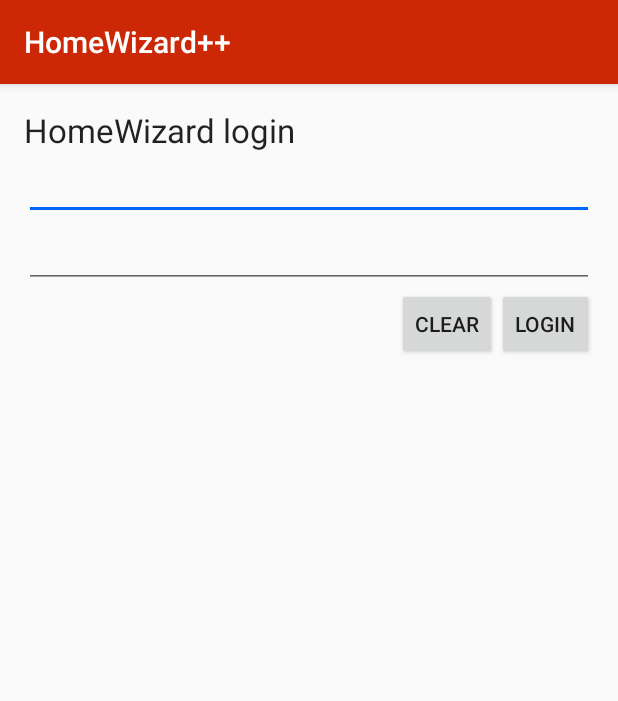
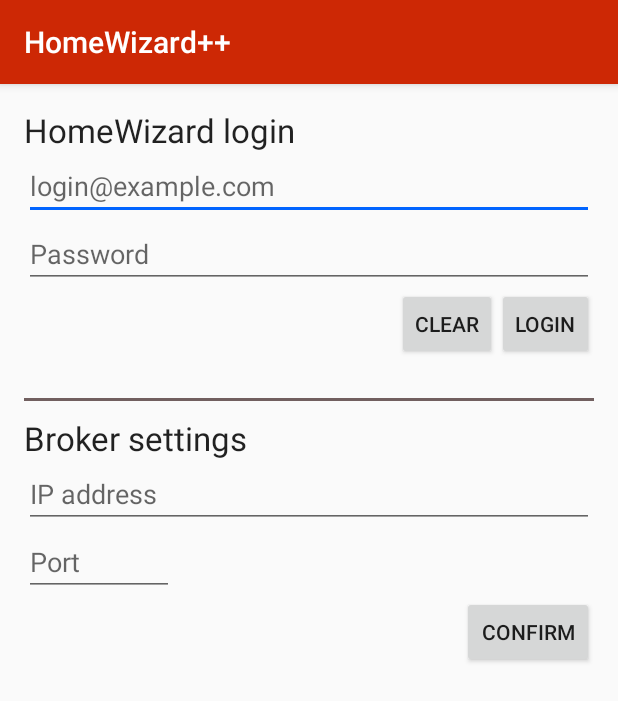
Before and after one commit to b-kelder/HomeWizard-, an Android app: the Settings screen opened directly, with no data from a screen before it, on a phone screen of 412 x 824 dp. Shown: the top 701 px of the screen. Run offline under Robolectric (Android 15) with nearby library versions, the phone set to English and light mode, and no system bars; libraries missing offline, so code that uses them is left out: org.eclipse.paho; 1 statement that could not run was skipped.

Commit message:
App: settings layout
Broker settings

```diff
--- a/HomeWizard++/MQTT test app/app/src/main/res/layout/activity_settings.xml
+++ b/HomeWizard++/MQTT test app/app/src/main/res/layout/activity_settings.xml
@@ -26,7 +26,8 @@
         android:id="@+id/emailField"
         android:layout_below="@+id/textView2"
         android:layout_alignParentStart="true"
-        android:layout_alignParentEnd="true" />
+        android:layout_alignParentEnd="true"
+        android:hint="login@example.com"/>
 
     <EditText
         android:layout_width="wrap_content"
@@ -36,7 +37,8 @@
         android:id="@+id/passwordField"
         android:layout_below="@+id/emailField"
         android:layout_alignParentStart="true"
-        android:layout_alignEnd="@+id/emailField" />
+        android:layout_alignEnd="@+id/emailField"
+        android:hint="Password"/>
 
     <Button
         style="?android:attr/buttonStyleSmall"
@@ -56,4 +58,49 @@
         android:layout_alignTop="@+id/loginButton"
         android:layout_toStartOf="@+id/loginButton" />
 
+    <View
+        android:layout_width="fill_parent"
+        android:layout_height="2dip"
+        android:background="#715F5F"
+        android:layout_below="@+id/loginButton"
+        android:layout_alignParentEnd="true"
+        android:layout_marginTop="25dp"
+        android:id="@+id/view" />
+
+    <TextView
+        android:layout_width="wrap_content"
+        android:layout_height="wrap_content"
+        android:textAppearance="?android:attr/textAppearanceLarge"
+        android:text="Broker settings"
+        android:id="@+id/brokerSettings"
+        android:layout_below="@+id/view"
+        android:layout_alignParentStart="true"
+        android:layout_alignParentBottom="false"
+        android:layout_alignParentLeft="false"
+        android:layout_marginTop="10dp" />
+
+    <EditText
+        android:layout_width="fill_parent"
+        android:layout_height="wrap_content"
+        android:id="@+id/editText"
+        android:layout_below="@+id/brokerSettings"
+        android:layout_alignParentStart="true"
+        android:hint="IP address"/>
+
+    <EditText
+        android:layout_width="150px"
+        android:layout_height="wrap_content"
+        android:id="@+id/editText2"
+        android:layout_below="@+id/editText"
+        android:layout_alignParentStart="true"
+        android:hint="Port"/>
+
+    <Button
+        android:layout_width="wrap_content"
+        android:layout_height="wrap_content"
+        android:text="Confirm"
+        android:id="@+id/bkrConfirmBtn"
+        android:layout_below="@+id/editText2"
+        android:layout_alignEnd="@+id/editText" />
+
 </RelativeLayout>
```
